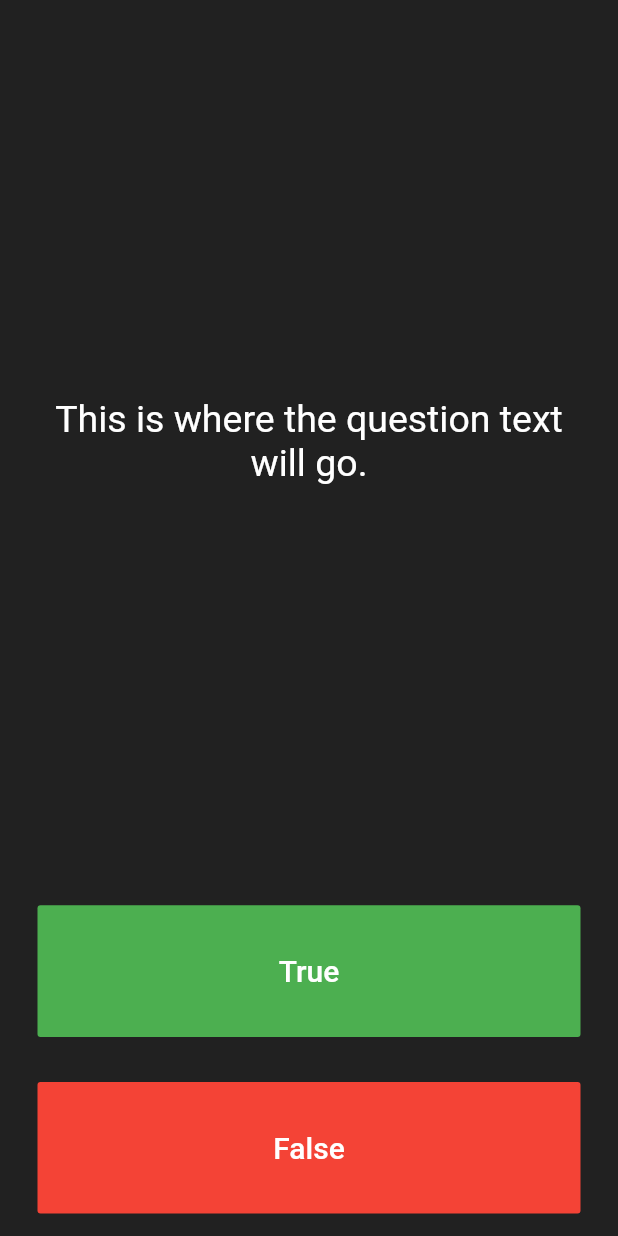
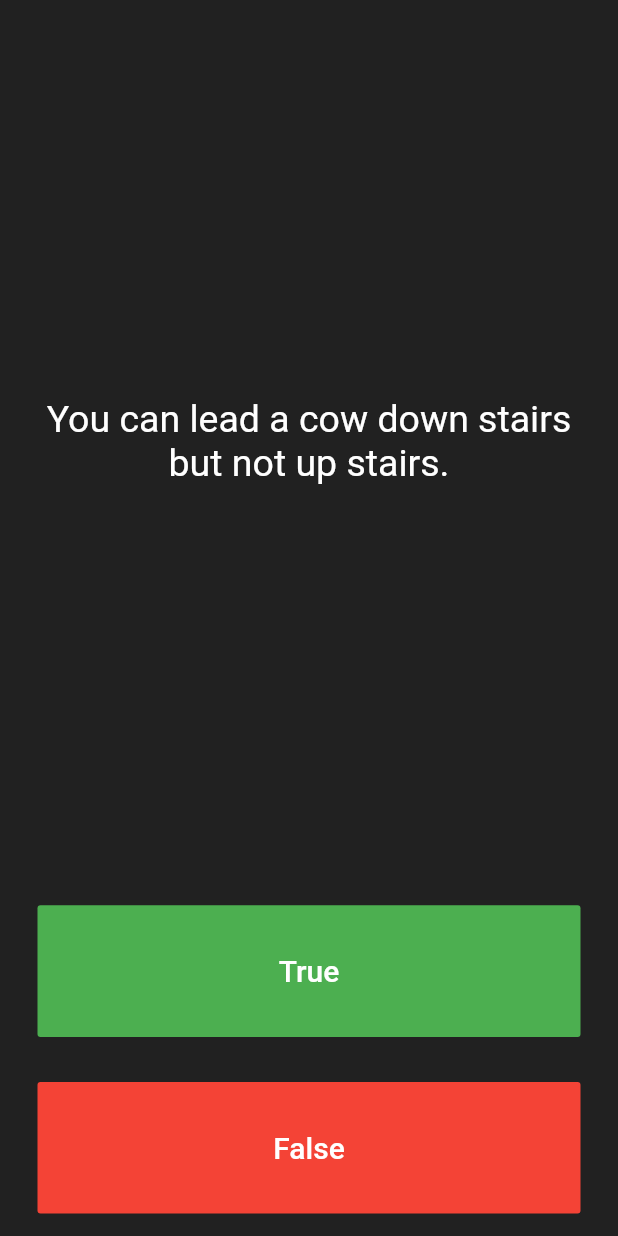
Before and after one commit to vyavdoshenko/flutter_tutorial, a Flutter app: the screen it shows after launch, on a phone screen of 412 x 824 dp. Run offline on Flutter 3.47's test engine with Material 2 defaults, Android fonts, the phone set to English and light mode, and no system bars; our stand-ins replace audioplayers.

Commit message:
quizzler app updated

```diff
--- a/quizzler/lib/main.dart
+++ b/quizzler/lib/main.dart
@@ -26,6 +26,11 @@
 
 class _QuizPageState extends State<QuizPage> {
   List<Widget> scoreKeeper = [];
+  List<String> questions = [
+    'You can lead a cow down stairs but not up stairs.',
+    'Approximately one quarter of human bones are in the feet.',
+    'A slug\'s blood is green.',
+  ];
 
   void addScore(bool score) {
     setState(() {
@@ -45,6 +50,16 @@
     });
   }
 
+  String getQuestion() {
+    String result = '';
+
+    if (scoreKeeper.length < questions.length) {
+      result = questions[scoreKeeper.length];
+    }
+
+    return result;
+  }
+
   @override
   Widget build(BuildContext context) {
     return Column(
@@ -57,7 +72,7 @@
               padding: EdgeInsets.all(10.0),
               child: Center(
                 child: Text(
-                  'This is where the question text will go.',
+                  getQuestion(),
                   textAlign: TextAlign.center,
                   style: TextStyle(
                     fontSize: 25.0,
```
Also changed, not shown: 1 other file.
